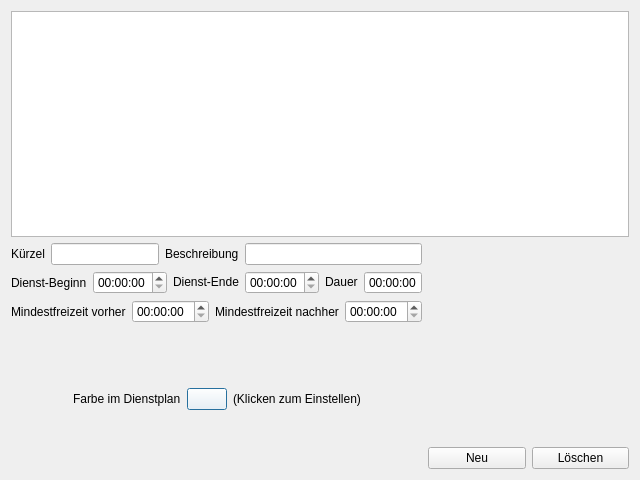
The window that cdutytypeedit.ui (joergpauly/megaroster) describes before a commit, drawn with Qt 5.
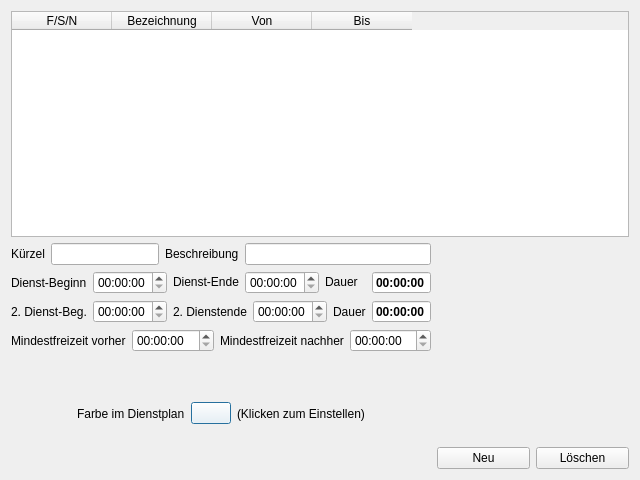
The same window after the commit.

Commit message: CDutyTypeEdit vorläufig fertiggestellt

What changed in the file:
```diff
--- a/cdutytypeedit.ui
+++ b/cdutytypeedit.ui
@@ -15,7 +15,43 @@
   </property>
   <layout class="QVBoxLayout" name="verticalLayout">
    <item>
-    <widget class="QTableWidget" name="tblDutytps"/>
+    <widget class="QTableWidget" name="tblDutytps">
+     <property name="editTriggers">
+      <set>QAbstractItemView::NoEditTriggers</set>
+     </property>
+     <property name="alternatingRowColors">
+      <bool>true</bool>
+     </property>
+     <property name="selectionMode">
+      <enum>QAbstractItemView::SingleSelection</enum>
+     </property>
+     <property name="selectionBehavior">
+      <enum>QAbstractItemView::SelectRows</enum>
+     </property>
+     <property name="columnCount">
+      <number>4</number>
+     </property>
+     <column>
+      <property name="text">
+       <string>F/S/N</string>
+      </property>
+     </column>
+     <column>
+      <property name="text">
+       <string>Bezeichnung</string>
+      </property>
+     </column>
+     <column>
+      <property name="text">
+       <string>Von</string>
+      </property>
+     </column>
+     <column>
+      <property name="text">
+       <string>Bis</string>
+      </property>
+     </column>
+    </widget>
    </item>
    <item>
     <layout class="QHBoxLayout" name="horizontalLayout_5">
@@ -89,6 +125,71 @@
          </item>
          <item>
           <widget class="QTimeEdit" name="timDur">
+           <property name="font">
+            <font>
+             <weight>75</weight>
+             <bold>true</bold>
+            </font>
+           </property>
+           <property name="focusPolicy">
+            <enum>Qt::NoFocus</enum>
+           </property>
+           <property name="alignment">
+            <set>Qt::AlignRight|Qt::AlignTrailing|Qt::AlignVCenter</set>
+           </property>
+           <property name="readOnly">
+            <bool>true</bool>
+           </property>
+           <property name="buttonSymbols">
+            <enum>QAbstractSpinBox::NoButtons</enum>
+           </property>
+          </widget>
+         </item>
+        </layout>
+       </item>
+       <item>
+        <layout class="QHBoxLayout" name="horizontalLayout_7">
+         <item>
+          <widget class="QLabel" name="label_8">
+           <property name="text">
+            <string>2. Dienst-Beg.</string>
+           </property>
+          </widget>
+         </item>
+         <item>
+          <widget class="QTimeEdit" name="timStart2"/>
+         </item>
+         <item>
+          <widget class="QLabel" name="label_9">
+           <property name="text">
+            <string>2. Dienstende</string>
+           </property>
+          </widget>
+         </item>
+         <item>
+          <widget class="QTimeEdit" name="timEnd2"/>
+         </item>
+         <item>
+          <widget class="QLabel" name="label_10">
+           <property name="text">
+            <string>Dauer</string>
+           </property>
+          </widget>
+         </item>
+         <item>
+          <widget class="QTimeEdit" name="timDur2">
+           <property name="font">
+            <font>
+             <weight>75</weight>
+             <bold>true</bold>
+            </font>
+           </property>
+           <property name="focusPolicy">
+            <enum>Qt::NoFocus</enum>
+           </property>
+           <property name="alignment">
+            <set>Qt::AlignRight|Qt::AlignTrailing|Qt::AlignVCenter</set>
+           </property>
            <property name="readOnly">
             <bool>true</bool>
            </property>
@@ -139,7 +240,7 @@
           </spacer>
          </item>
          <item>
-          <widget class="QLabel" name="label_8">
+          <widget class="QLabel" name="lblColorL">
            <property name="text">
             <string>Farbe im Dienstplan</string>
            </property>
@@ -568,7 +669,7 @@
           </widget>
          </item>
          <item>
-          <widget class="QLabel" name="label_9">
+          <widget class="QLabel" name="lblColorR">
            <property name="text">
             <string>(Klicken zum Einstellen)</string>
            </property>
```
Left out of the diff: 18 changed lines with no effect on the pictures. The commit also changes 3 other files.
